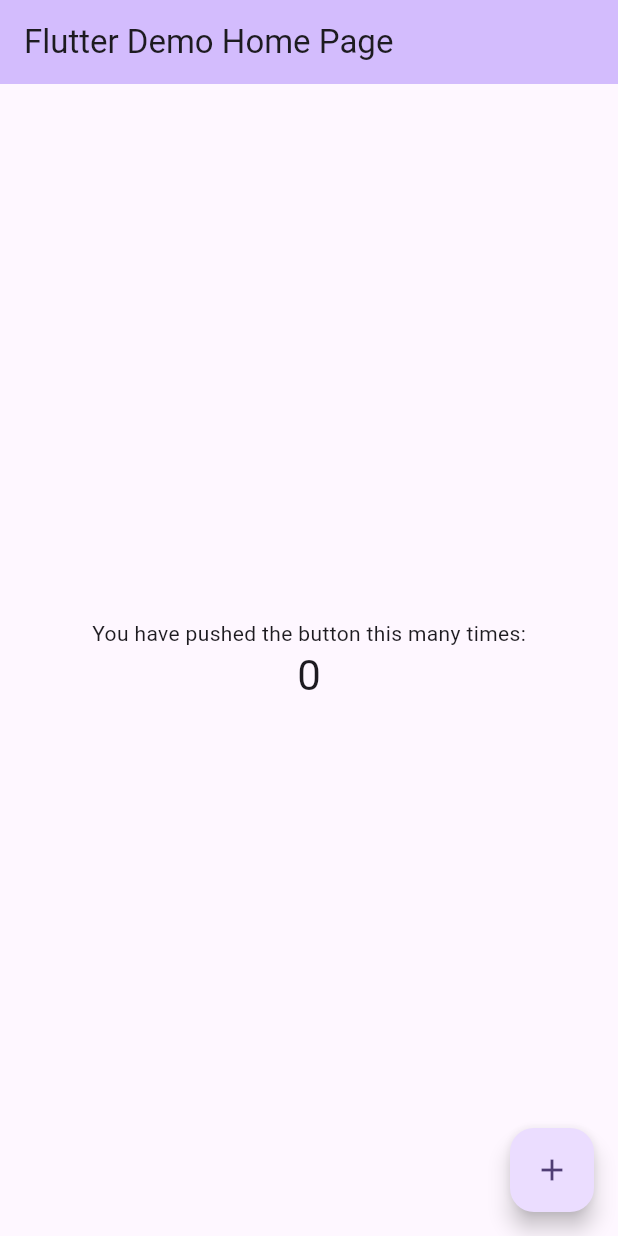
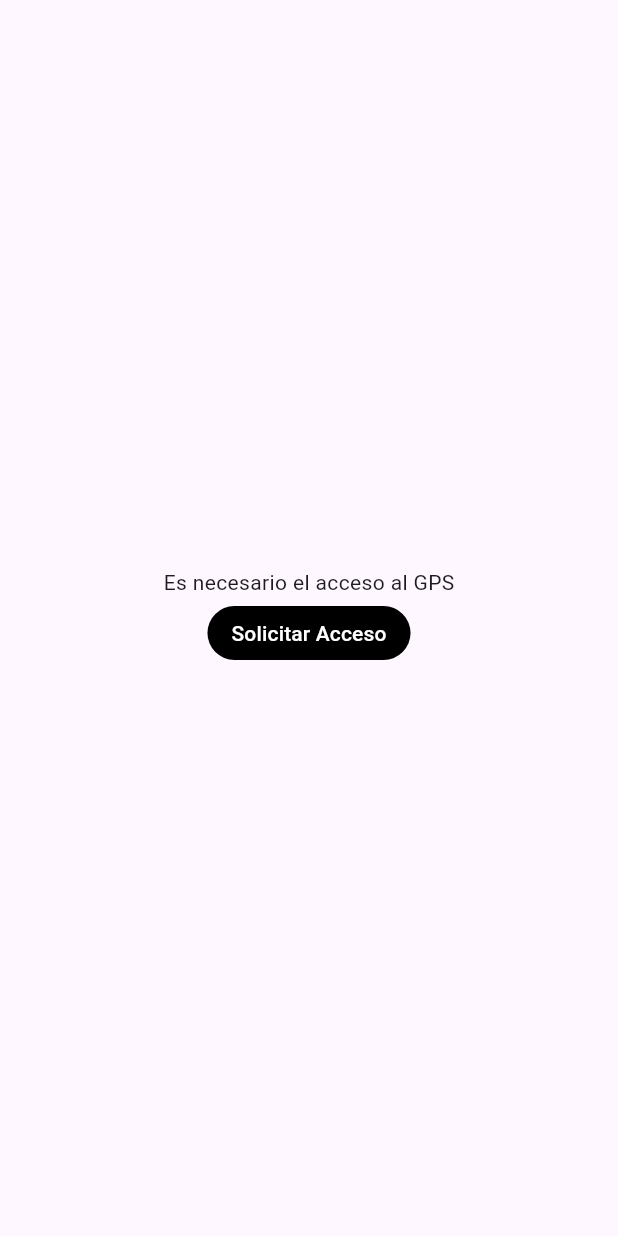
Before and after one commit to bbaut/maps_app, a Flutter app: the screen it shows after launch, on a phone screen of 412 x 824 dp. Run offline on Flutter 3.47's test engine with Material 3 defaults, Android fonts, the phone set to English and light mode, and no system bars.

Commit message:
Creación de recursos necesarios, configuración y bibliotecas

```diff
--- a/lib/main.dart
+++ b/lib/main.dart
@@ -1,125 +1,20 @@
 import 'package:flutter/material.dart';
+import 'package:maps_app/screens/screens.dart';
 
 void main() {
-  runApp(const MyApp());
+  runApp(const MapsApp());
 }
 
-class MyApp extends StatelessWidget {
-  const MyApp({super.key});
+class MapsApp extends StatelessWidget {
 
-  // This widget is the root of your application.
+  const MapsApp({super.key});
+
   @override
   Widget build(BuildContext context) {
-    return MaterialApp(
-      title: 'Flutter Demo',
-      theme: ThemeData(
-        // This is the theme of your application.
-        //
-        // TRY THIS: Try running your application with "flutter run". You'll see
-        // the application has a purple toolbar. Then, without quitting the app,
-        // try changing the seedColor in the colorScheme below to Colors.green
-        // and then invoke "hot reload" (save your changes or press the "hot
-        // reload" button in a Flutter-supported IDE, or press "r" if you used
-        // the command line to start the app).
-        //
-        // Notice that the counter didn't reset back to zero; the application
-        // state is not lost during the reload. To reset the state, use hot
-        // restart instead.
-        //
-        // This works for code too, not just values: Most code changes can be
-        // tested with just a hot reload.
-        colorScheme: ColorScheme.fromSeed(seedColor: Colors.deepPurple),
-        useMaterial3: true,
-      ),
-      home: const MyHomePage(title: 'Flutter Demo Home Page'),
+    return const MaterialApp(
+      debugShowCheckedModeBanner: false,
+      title: 'MapsApp',
+      home: GpsAccessScreen(),
     );
   }
 }
-
-class MyHomePage extends StatefulWidget {
-  const MyHomePage({super.key, required this.title});
-
-  // This widget is the home page of your application. It is stateful, meaning
-  // that it has a State object (defined below) that contains fields that affect
-  // how it looks.
-
-  // This class is the configuration for the state. It holds the values (in this
-  // case the title) provided by the parent (in this case the App widget) and
-  // used by the build method of the State. Fields in a Widget subclass are
-  // always marked "final".
-
-  final String title;
-
-  @override
-  State<MyHomePage> createState() => _MyHomePageState();
-}
-
-class _MyHomePageState extends State<MyHomePage> {
-  int _counter = 0;
-
-  void _incrementCounter() {
-    setState(() {
-      // This call to setState tells the Flutter framework that something has
-      // changed in this State, which causes it to rerun the build method below
-      // so that the display can reflect the updated values. If we changed
-      // _counter without calling setState(), then the build method would not be
-      // called again, and so nothing would appear to happen.
-      _counter++;
-    });
-  }
-
-  @override
-  Widget build(BuildContext context) {
-    // This method is rerun every time setState is called, for instance as done
-    // by the _incrementCounter method above.
-    //
-    // The Flutter framework has been optimized to make rerunning build methods
-    // fast, so that you can just rebuild anything that needs updating rather
-    // than having to individually change instances of widgets.
-    return Scaffold(
-      appBar: AppBar(
-        // TRY THIS: Try changing the color here to a specific color (to
-        // Colors.amber, perhaps?) and trigger a hot reload to see the AppBar
-        // change color while the other colors stay the same.
-        backgroundColor: Theme.of(context).colorScheme.inversePrimary,
-        // Here we take the value from the MyHomePage object that was created by
-        // the App.build method, and use it to set our appbar title.
-        title: Text(widget.title),
-      ),
-      body: Center(
-        // Center is a layout widget. It takes a single child and positions it
-        // in the middle of the parent.
-        child: Column(
-          // Column is also a layout widget. It takes a list of children and
-          // arranges them vertically. By default, it sizes itself to fit its
-          // children horizontally, and tries to be as tall as its parent.
-          //
-          // Column has various properties to control how it sizes itself and
-          // how it positions its children. Here we use mainAxisAlignment to
-          // center the children vertically; the main axis here is the vertical
-          // axis because Columns are vertical (the cross axis would be
-          // horizontal).
-          //
-          // TRY THIS: Invoke "debug painting" (choose the "Toggle Debug Paint"
-          // action in the IDE, or press "p" in the console), to see the
-          // wireframe for each widget.
-          mainAxisAlignment: MainAxisAlignment.center,
-          children: <Widget>[
-            const Text(
-              'You have pushed the button this many times:',
-            ),
-            Text(
-              '$_counter',
-              style: Theme.of(context).textTheme.headlineMedium,
-            ),
-          ],
-        ),
-      ),
-      floatingActionButton: FloatingActionButton(
-        onPressed: _incrementCounter,
-        tooltip: 'Increment',
-        child: const Icon(Icons.add),
-      ), // This trailing comma makes auto-formatting nicer for build methods.
-    );
-  }
-}
--- /dev/null
+++ b/lib/screens/gps_access_screen.dart
@@ -0,0 +1,55 @@
+import 'package:flutter/material.dart';
+
+class GpsAccessScreen extends StatelessWidget {
+
+  const GpsAccessScreen({Key? key}) : super(key: key);
+
+  @override
+  Widget build(BuildContext context) {
+    return const Scaffold(
+      body: Center(
+        child: _AccessButton(),
+      ),
+    );
+  }
+}
+
+class _AccessButton extends StatelessWidget {
+  const _AccessButton({
+    super.key,
+  });
+
+  @override
+  Widget build(BuildContext context) {
+    return Column(
+      mainAxisAlignment: MainAxisAlignment.center,
+      children: [
+        const Text('Es necesario el acceso al GPS'),
+        MaterialButton(
+          child: const Text('Solicitar Acceso', style: TextStyle(color: Colors.white)),
+          color: Colors.black,
+          shape: const StadiumBorder(),
+          elevation: 0,
+          splashColor: Colors.transparent,
+          onPressed: () {
+            // TODO: Por hacer
+          },
+        )
+      ],
+    );
+  }
+}
+
+class _EnableGpsMessage extends StatelessWidget {
+  const _EnableGpsMessage({
+    super.key,
+  });
+
+  @override
+  Widget build(BuildContext context) {
+    return const Text (
+      'Debe habilitar el GPS',
+      style: TextStyle(fontSize: 25, fontWeight: FontWeight.w300),
+    );
+  }
+}
--- /dev/null
+++ b/lib/screens/screens.dart
@@ -0,0 +1,3 @@
+export 'package:maps_app/screens/gps_access_screen.dart';
+export 'package:maps_app/screens/loading_screen.dart';
+export 'package:maps_app/screens/map_screen.dart';
```
Also changed, not shown: lib/screens/loading_screen.dart (added, +15 -0 lines), lib/screens/map_screen.dart (added, +15 -0 lines), pubspec.yaml (+5 -12 lines), pubspec.lock, 1 other file.
